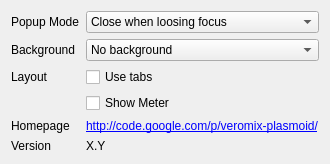
Old version of the form contents/ui/appearance.ui in the repository LandisTwo/veromix-plasmoid.
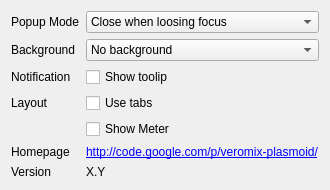
New version of the form.

Commit message: Adding new config-options: show_toltip.

Diff of the .ui file:
```diff
--- a/contents/ui/appearance.ui
+++ b/contents/ui/appearance.ui
@@ -69,6 +69,61 @@
       </item>
      </widget>
     </item>
+
+    <item row="3" column="0">
+     <widget class="QLabel" name="backgroundLabel_2">
+      <property name="text">
+       <string>Notification </string>
+      </property>
+     </widget>
+    </item>
+
+    <item row="3" column="1">
+     <widget class="QCheckBox" name="show_tooltip">
+      <property name="text">
+       <string>Show toolip</string>
+      </property>
+     </widget>
+    </item>
+
+    <item row="4" column="0">
+     <widget class="QLabel" name="backgroundLabel_2">
+      <property name="text">
+       <string>Layout</string>
+      </property>
+     </widget>
+    </item>
+
+    <item row="4" column="1">
+     <widget class="QCheckBox" name="useTabs">
+      <property name="text">
+       <string>Use tabs</string>
+      </property>
+     </widget>
+    </item>
+
+    <item row="5" column="1">
+     <widget class="QCheckBox" name="meter_visible">
+      <property name="text">
+       <string>Show Meter</string>
+      </property>
+     </widget>
+    </item>
+
+    <item row="7" column="0">
+     <spacer name="verticalSpacer">
+      <property name="orientation">
+       <enum>Qt::Vertical</enum>
+      </property>
+      <property name="sizeHint" stdset="0">
+       <size>
+        <width>20</width>
+        <height>40</height>
+       </size>
+      </property>
+     </spacer>
+    </item>
+    
     <item row="8" column="0">
      <widget class="QLabel" name="homepageLabel">
       <property name="text">
@@ -97,40 +152,7 @@
       </property>
      </widget>
     </item>
-    <item row="7" column="0">
-     <spacer name="verticalSpacer">
-      <property name="orientation">
-       <enum>Qt::Vertical</enum>
-      </property>
-      <property name="sizeHint" stdset="0">
-       <size>
-        <width>20</width>
-        <height>40</height>
-       </size>
-      </property>
-     </spacer>
-    </item>
-    <item row="3" column="1">
-     <widget class="QCheckBox" name="useTabs">
-      <property name="text">
-       <string>Use tabs</string>
-      </property>
-     </widget>
-    </item>
-    <item row="3" column="0">
-     <widget class="QLabel" name="backgroundLabel_2">
-      <property name="text">
-       <string>Layout</string>
-      </property>
-     </widget>
-    </item>
-    <item row="4" column="1">
-     <widget class="QCheckBox" name="meter_visible">
-      <property name="text">
-       <string>Show Meter</string>
-      </property>
-     </widget>
-    </item>
+    
    </layout>
    </item>
  </layout>
```
Left out of the diff: 20 changed lines with no effect on the pictures.
